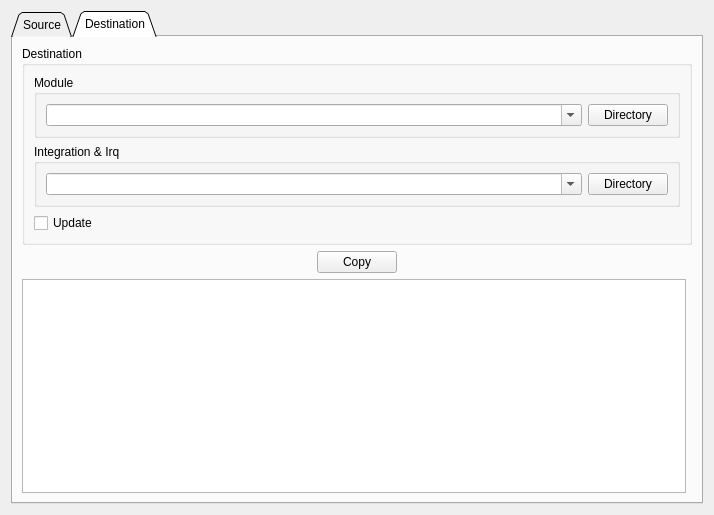
First picture: the form in SCopy/Mcalcopytab.ui, repository h2s0109/smart, before the edit.
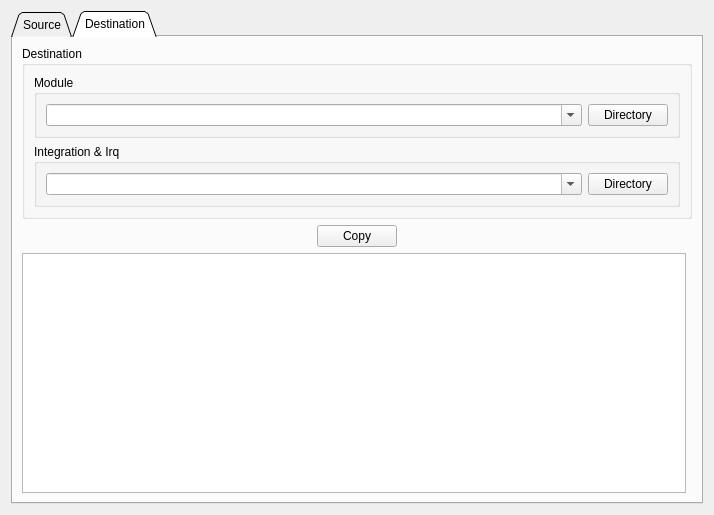
Second picture: the form after the edit. The open tabs and pages were chosen to show the change. Icons and pictures are not drawn.

```diff
--- a/SCopy/Mcalcopytab.ui
+++ b/SCopy/Mcalcopytab.ui
@@ -300,13 +300,6 @@
             </layout>
            </widget>
           </item>
-          <item>
-           <widget class="QCheckBox" name="UpdateCheckBox">
-            <property name="text">
-             <string>Update</string>
-            </property>
-           </widget>
-          </item>
          </layout>
         </widget>
        </item>
```
Left out of the diff: 6 changed lines with no effect on the pictures.
